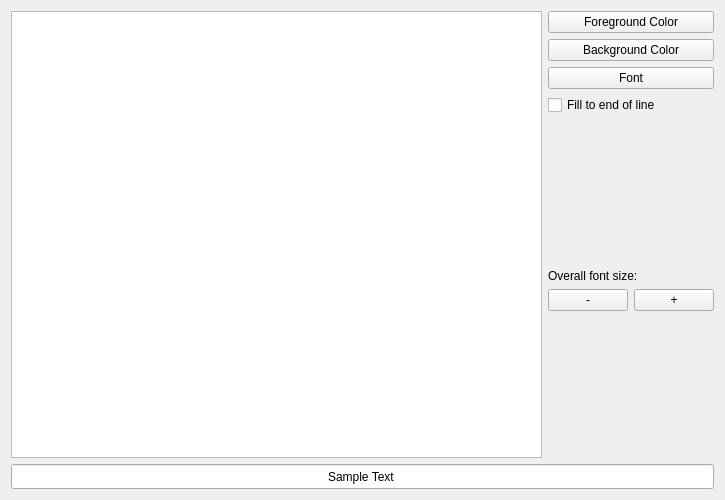
itom-project/itom, file Qitom/ui/widgetPropEditorStyles.ui: the form before one commit.
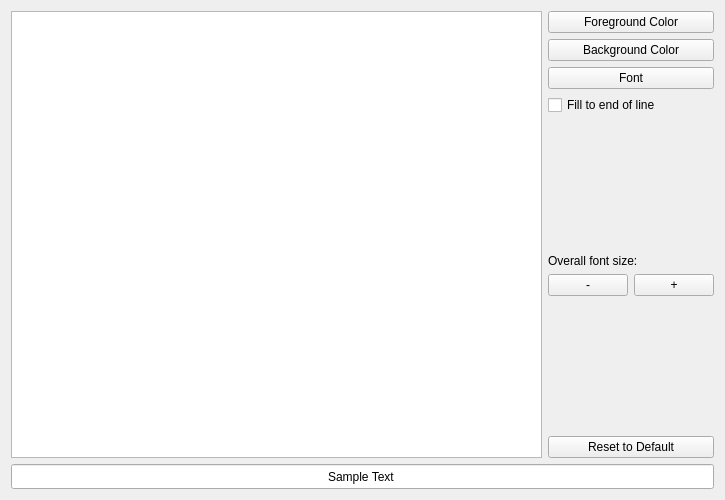
The form after the commit.

Commit message: added Reset to Default function to widgetPropEditorStyles

```diff
--- a/Qitom/ui/widgetPropEditorStyles.ui
+++ b/Qitom/ui/widgetPropEditorStyles.ui
@@ -128,6 +128,19 @@
        </property>
       </spacer>
      </item>
+     <item>
+      <widget class="QPushButton" name="btnReset">
+       <property name="sizePolicy">
+        <sizepolicy hsizetype="Preferred" vsizetype="Fixed">
+         <horstretch>0</horstretch>
+         <verstretch>0</verstretch>
+        </sizepolicy>
+       </property>
+       <property name="text">
+        <string>Reset to Default</string>
+       </property>
+      </widget>
+     </item>
     </layout>
    </item>
    <item row="1" column="0" colspan="2">
```
The commit also changes 3 other files.
